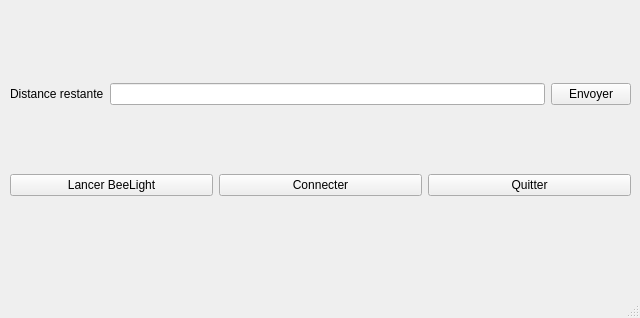
The window that sim/mainwindow.ui (Skynerz/BeeLight-Device) describes before a commit, drawn with Qt 5.
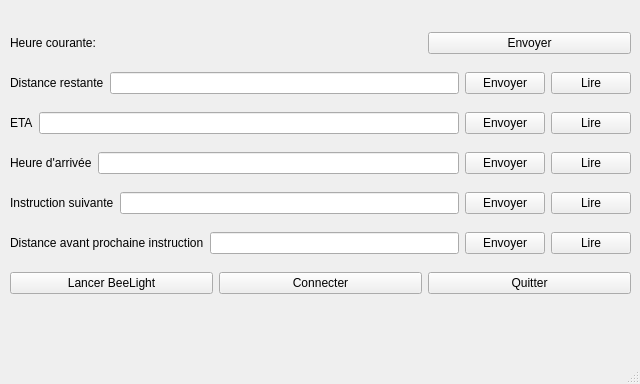
The same window after the commit.

The edit to the form file:
```diff
--- a/sim/mainwindow.ui
+++ b/sim/mainwindow.ui
@@ -7,7 +7,7 @@
     <x>0</x>
     <y>0</y>
     <width>640</width>
-    <height>318</height>
+    <height>384</height>
    </rect>
   </property>
   <property name="windowTitle">
@@ -20,10 +20,35 @@
       <x>10</x>
       <y>20</y>
       <width>621</width>
-      <height>241</height>
+      <height>292</height>
      </rect>
     </property>
     <layout class="QVBoxLayout" name="verticalLayout">
+     <item>
+      <layout class="QHBoxLayout" name="horizontalLayout_6">
+       <item>
+        <widget class="QLabel" name="label_5">
+         <property name="text">
+          <string>Heure courante: </string>
+         </property>
+        </widget>
+       </item>
+       <item>
+        <widget class="QLabel" name="currentTimeLabel">
+         <property name="text">
+          <string>&lt;heure courante&gt;</string>
+         </property>
+        </widget>
+       </item>
+       <item>
+        <widget class="QPushButton" name="w_currentTime_button">
+         <property name="text">
+          <string>Envoyer</string>
+         </property>
+        </widget>
+       </item>
+      </layout>
+     </item>
      <item>
       <layout class="QVBoxLayout" name="verticalLayout_2">
        <item>
@@ -52,10 +77,157 @@
            </property>
           </widget>
          </item>
+         <item>
+          <widget class="QPushButton" name="r_eda_button">
+           <property name="text">
+            <string>Lire</string>
+           </property>
+          </widget>
+         </item>
         </layout>
        </item>
       </layout>
      </item>
+     <item>
+      <layout class="QHBoxLayout" name="horizontalLayout_4">
+       <item>
+        <widget class="QLabel" name="label_3">
+         <property name="text">
+          <string>ETA</string>
+         </property>
+        </widget>
+       </item>
+       <item>
+        <widget class="QLineEdit" name="eta">
+         <property name="inputMethodHints">
+          <set>Qt::ImhNone</set>
+         </property>
+         <property name="maxLength">
+          <number>5</number>
+         </property>
+        </widget>
+       </item>
+       <item>
+        <widget class="QPushButton" name="w_eta_button">
+         <property name="text">
+          <string>Envoyer</string>
+         </property>
+        </widget>
+       </item>
+       <item>
+        <widget class="QPushButton" name="r_eta_button">
+         <property name="text">
+          <string>Lire</string>
+         </property>
+        </widget>
+       </item>
+      </layout>
+     </item>
+     <item>
+      <layout class="QHBoxLayout" name="horizontalLayout_5">
+       <item>
+        <widget class="QLabel" name="label_4">
+         <property name="text">
+          <string>Heure d'arrivée</string>
+         </property>
+        </widget>
+       </item>
+       <item>
+        <widget class="QLineEdit" name="arrivingTime">
+         <property name="inputMethodHints">
+          <set>Qt::ImhNone</set>
+         </property>
+         <property name="maxLength">
+          <number>5</number>
+         </property>
+        </widget>
+       </item>
+       <item>
+        <widget class="QPushButton" name="w_atime_button">
+         <property name="text">
+          <string>Envoyer</string>
+         </property>
+        </widget>
+       </item>
+       <item>
+        <widget class="QPushButton" name="r_atime_button">
+         <property name="text">
+          <string>Lire</string>
+         </property>
+        </widget>
+       </item>
+      </layout>
+     </item>
+     <item>
+      <layout class="QHBoxLayout" name="horizontalLayout_7">
+       <item>
+        <widget class="QLabel" name="label_6">
+         <property name="text">
+          <string>Instruction suivante</string>
+         </property>
+        </widget>
+       </item>
+       <item>
+        <widget class="QLineEdit" name="nextInstruction">
+         <property name="inputMethodHints">
+          <set>Qt::ImhNone</set>
+         </property>
+         <property name="maxLength">
+          <number>5</number>
+         </property>
+        </widget>
+       </item>
+       <item>
+        <widget class="QPushButton" name="w_nextInstruction_button">
+         <property name="text">
+          <string>Envoyer</string>
+         </property>
+        </widget>
+       </item>
+       <item>
+        <widget class="QPushButton" name="r_nextInstruction_button">
+         <property name="text">
+          <string>Lire</string>
+         </property>
+        </widget>
+       </item>
+      </layout>
+     </item>
+     <item>
+      <layout class="QHBoxLayout" name="horizontalLayout_8">
+       <item>
+        <widget class="QLabel" name="label_7">
+         <property name="text">
+          <string>Distance avant prochaine instruction</string>
+         </property>
+        </widget>
+       </item>
+       <item>
+        <widget class="QLineEdit" name="rdbni">
+         <property name="inputMethodHints">
+          <set>Qt::ImhNone</set>
+         </property>
+         <property name="maxLength">
+          <number>5</number>
+         </property>
+        </widget>
+       </item>
+       <item>
+        <widget class="QPushButton" name="w_rdbni_button">
+         <property name="text">
+          <string>Envoyer</string>
+         </property>
+        </widget>
+       </item>
+       <item>
+        <widget class="QPushButton" name="r_rdbni_button">
+         <property name="text">
+          <string>Lire</string>
+         </property>
+        </widget>
+       </item>
+      </layout>
+     </item>
      <item>
       <layout class="QHBoxLayout" name="horizontalLayout">
        <item>
```
Left out of the diff: 6 changed lines with no effect on the pictures.
